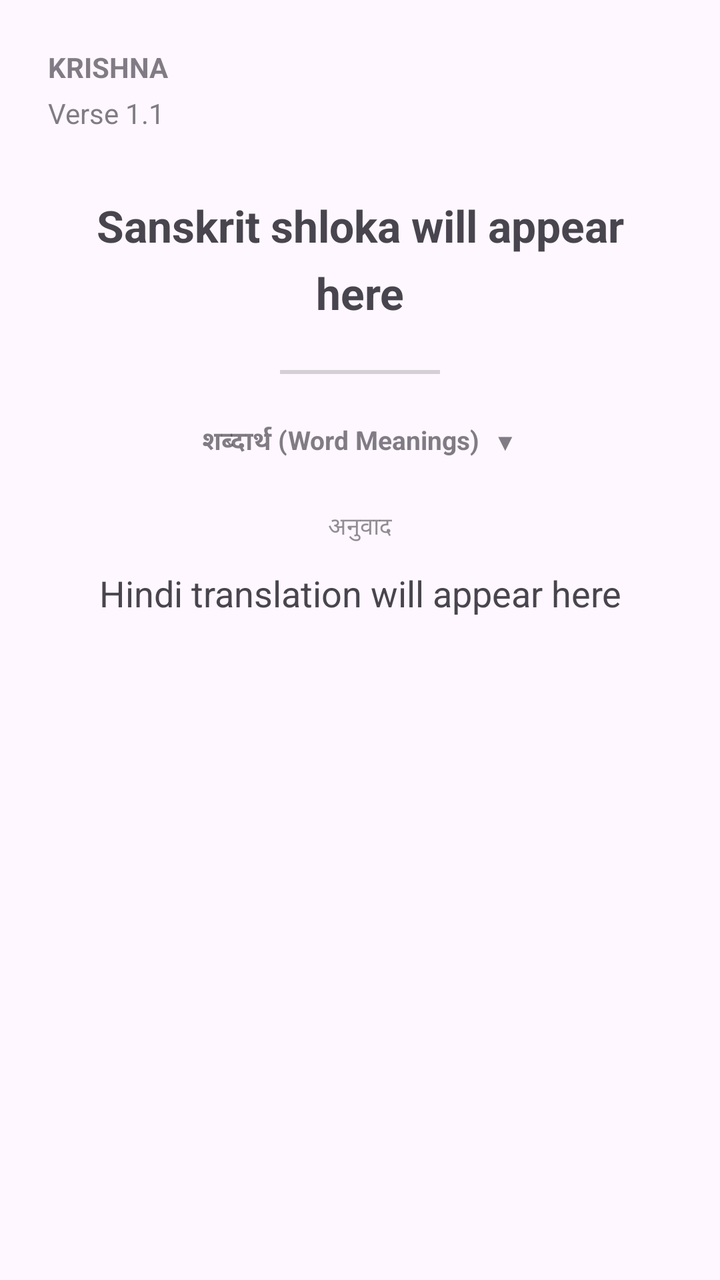
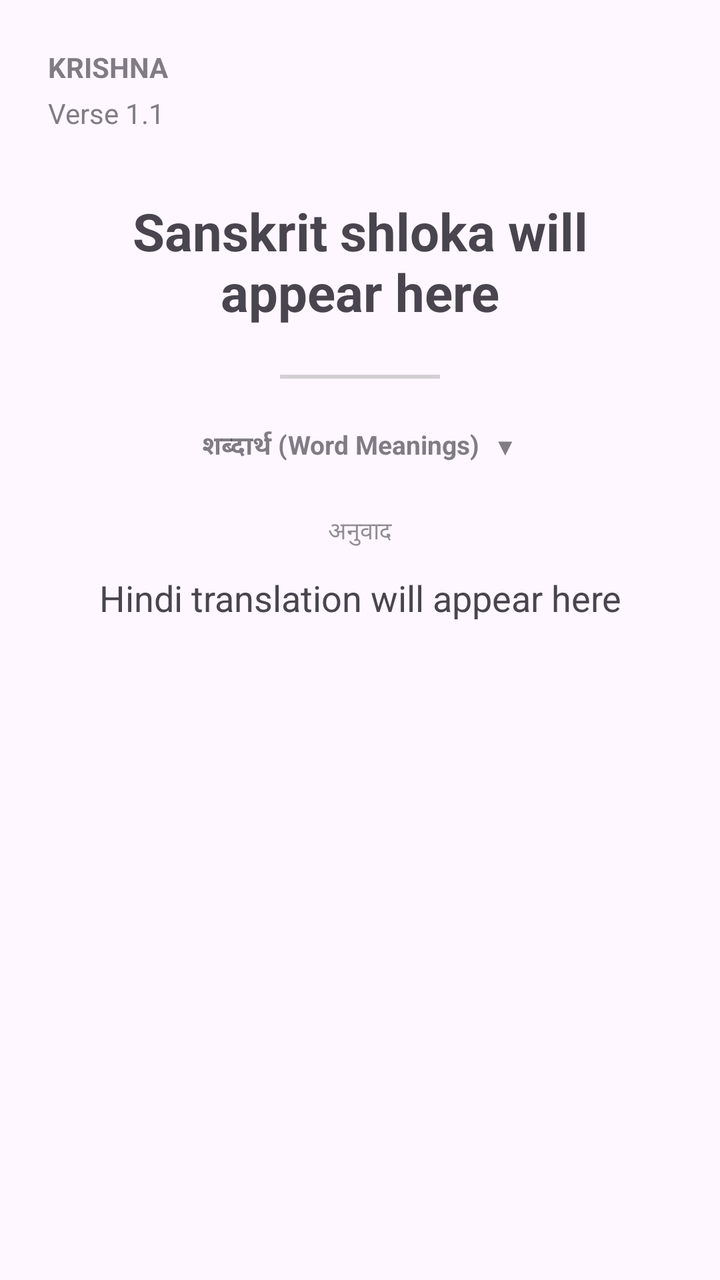

The first picture is an Android layout as it rendered before a commit; the second is the same layout after the commit. The layout source and the unified diff follow.
<!-- AndroidManifest.xml: application theme Theme.BhagvadGita -->
<!-- res/layout/item_verse.xml -->
<?xml version="1.0" encoding="utf-8"?>
<ScrollView xmlns:android="http://schemas.android.com/apk/res/android"
    xmlns:app="http://schemas.android.com/apk/res-auto"
    android:layout_width="match_parent"
    android:layout_height="match_parent"
    android:id="@+id/verseContainer"
    android:fillViewport="true">

    <androidx.constraintlayout.widget.ConstraintLayout
        android:layout_width="match_parent"
        android:layout_height="wrap_content"
        android:padding="24dp">

        
        <TextView
            android:id="@+id/speakerName"
            android:layout_width="wrap_content"
            android:layout_height="wrap_content"
            android:text="Krishna"
            android:textSize="14sp"
            android:textStyle="bold"
            android:textAllCaps="true"
            android:alpha="0.7"
            app:layout_constraintTop_toTopOf="parent"
            app:layout_constraintStart_toStartOf="parent"/>

        
        <TextView
            android:id="@+id/verseTitle"
            android:layout_width="wrap_content"
            android:layout_height="wrap_content"
            android:text="Verse 1.1"
            android:textSize="14sp"
            android:alpha="0.7"
            android:layout_marginTop="4dp"
            app:layout_constraintTop_toBottomOf="@id/speakerName"
            app:layout_constraintStart_toStartOf="parent"/>

        
        <TextView
            android:id="@+id/speakerPrefix"
            android:layout_width="0dp"
            android:layout_height="wrap_content"
            android:text="श्री भगवानुवाच"
            android:textSize="14sp"
            android:lineSpacingExtra="4dp"
            android:textStyle="italic"
            android:gravity="center"
            android:alpha="0.7"
            android:visibility="gone"
            android:layout_marginTop="24dp"
            app:layout_constraintTop_toBottomOf="@id/verseTitle"
            app:layout_constraintStart_toStartOf="parent"
            app:layout_constraintEnd_toEndOf="parent"/>

        
        <TextView
            android:id="@+id/sanskritText"
            android:layout_width="0dp"
            android:layout_height="wrap_content"
            android:text="Sanskrit shloka will appear here"
            android:textSize="22sp"
            android:lineSpacingExtra="8dp"
            android:textStyle="bold"
            android:gravity="center"
            android:layout_marginTop="32dp"
            app:layout_constraintTop_toBottomOf="@id/speakerPrefix"
            app:layout_constraintStart_toStartOf="parent"
            app:layout_constraintEnd_toEndOf="parent"/>

        
        <View
            android:id="@+id/divider"
            android:layout_width="80dp"
            android:layout_height="2dp"
            android:background="@color/text_secondary"
            android:alpha="0.3"
            android:layout_marginTop="24dp"
            app:layout_constraintTop_toBottomOf="@id/sanskritText"
            app:layout_constraintStart_toStartOf="parent"
            app:layout_constraintEnd_toEndOf="parent"/>

        
        <LinearLayout
            android:id="@+id/wordMeaningsHeader"
            android:layout_width="0dp"
            android:layout_height="wrap_content"
            android:orientation="horizontal"
            android:gravity="center"
            android:padding="8dp"
            android:layout_marginTop="16dp"
            android:clickable="true"
            android:focusable="true"
            android:background="?attr/selectableItemBackground"
            app:layout_constraintTop_toBottomOf="@id/divider"
            app:layout_constraintStart_toStartOf="parent"
            app:layout_constraintEnd_toEndOf="parent">

            <TextView
                android:layout_width="wrap_content"
                android:layout_height="wrap_content"
                android:text="शब्दार्थ (Word Meanings)"
                android:textSize="13sp"
                android:textStyle="bold"
                android:alpha="0.7"/>

            <TextView
                android:id="@+id/wordMeaningsToggle"
                android:layout_width="wrap_content"
                android:layout_height="wrap_content"
                android:text=" ▼"
                android:textSize="12sp"
                android:alpha="0.7"
                android:layout_marginStart="4dp"/>
        </LinearLayout>

        <TextView
            android:id="@+id/wordMeanings"
            android:layout_width="0dp"
            android:layout_height="wrap_content"
            android:text="Word meanings will appear here"
            android:textSize="14sp"
            android:lineSpacingExtra="4dp"
            android:padding="12dp"
            android:visibility="gone"
            android:alpha="0.8"
            app:layout_constraintTop_toBottomOf="@id/wordMeaningsHeader"
            app:layout_constraintStart_toStartOf="parent"
            app:layout_constraintEnd_toEndOf="parent"/>

        
        <TextView
            android:id="@+id/hindiLabel"
            android:layout_width="wrap_content"
            android:layout_height="wrap_content"
            android:text="अनुवाद"
            android:textSize="12sp"
            android:alpha="0.6"
            android:layout_marginTop="16dp"
            app:layout_constraintTop_toBottomOf="@id/wordMeanings"
            app:layout_constraintStart_toStartOf="parent"
            app:layout_constraintEnd_toEndOf="parent"/>

        
        <TextView
            android:id="@+id/hindiTranslation"
            android:layout_width="0dp"
            android:layout_height="wrap_content"
            android:text="Hindi translation will appear here"
            android:textSize="18sp"
            android:lineSpacingExtra="6dp"
            android:gravity="center"
            android:layout_marginTop="12dp"
            app:layout_constraintTop_toBottomOf="@id/hindiLabel"
            app:layout_constraintStart_toStartOf="parent"
            app:layout_constraintEnd_toEndOf="parent"/>

        
        <TextView
            android:id="@+id/transliteration"
            android:layout_width="0dp"
            android:layout_height="wrap_content"
            android:text="Transliteration"
            android:textSize="14sp"
            android:lineSpacingExtra="4dp"
            android:gravity="center"
            android:visibility="gone"
            android:alpha="0.7"
            android:layout_marginTop="16dp"
            app:layout_constraintTop_toBottomOf="@id/hindiTranslation"
            app:layout_constraintStart_toStartOf="parent"
            app:layout_constraintEnd_toEndOf="parent"/>

    </androidx.constraintlayout.widget.ConstraintLayout>

</ScrollView>
<!-- resources referenced by this layout -->
<resources>
  <color name="text_secondary">#757575</color>
  <style name="Theme.BhagvadGita" parent="Base.Theme.BhagvadGita" />
  <style name="Base.Theme.BhagvadGita" parent="Theme.Material3.DayNight.NoActionBar">
          
          
      </style>
</resources>

<!-- the commit's change to res/layout/item_verse.xml (unified diff, before → after) -->
@@ -59,8 +59,7 @@
             android:layout_width="0dp"
             android:layout_height="wrap_content"
             android:text="Sanskrit shloka will appear here"
-            android:textSize="22sp"
-            android:lineSpacingExtra="8dp"
+            android:textSize="26sp"
             android:textStyle="bold"
             android:gravity="center"
             android:layout_marginTop="32dp"
@@ -148,7 +147,6 @@
             android:layout_height="wrap_content"
             android:text="Hindi translation will appear here"
             android:textSize="18sp"
-            android:lineSpacingExtra="6dp"
             android:gravity="center"
             android:layout_marginTop="12dp"
             app:layout_constraintTop_toBottomOf="@id/hindiLabel"
